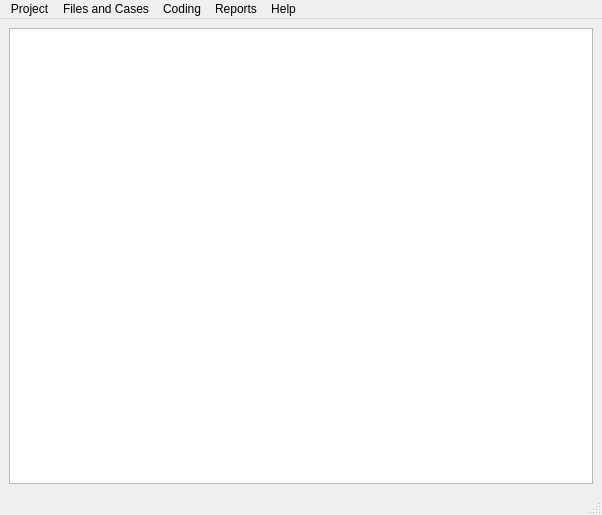
This is GUI_UIs/ui_main.ui in ccbogel/QualCoder as Qt 5 draws it before an edit. The edited form follows.
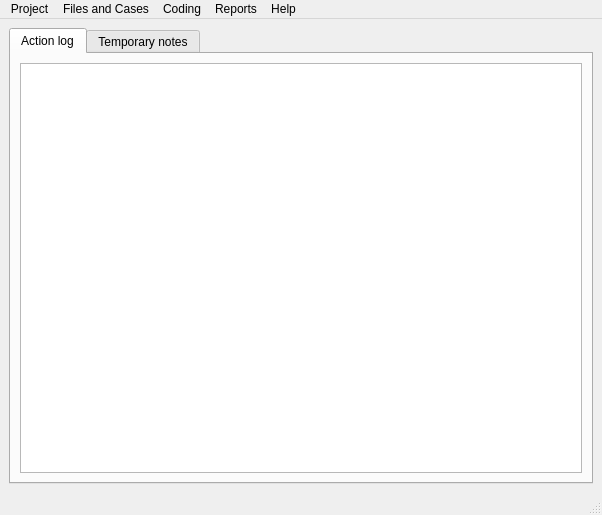
This is the edited form.

Commit message: add tabbed widget

```diff
--- a/GUI_UIs/ui_main.ui
+++ b/GUI_UIs/ui_main.ui
@@ -16,7 +16,31 @@
   <widget class="QWidget" name="centralwidget">
    <layout class="QGridLayout" name="gridLayout">
     <item row="0" column="0">
-     <widget class="QTextEdit" name="textEdit"/>
+     <widget class="QTabWidget" name="tabWidget">
+      <property name="currentIndex">
+       <number>0</number>
+      </property>
+      <widget class="QWidget" name="tab">
+       <attribute name="title">
+        <string>Action log</string>
+       </attribute>
+       <layout class="QGridLayout" name="gridLayout_2">
+        <item row="0" column="0">
+         <widget class="QTextEdit" name="textEdit"/>
+        </item>
+       </layout>
+      </widget>
+      <widget class="QWidget" name="tab_2">
+       <attribute name="title">
+        <string>Temporary notes</string>
+       </attribute>
+       <layout class="QGridLayout" name="gridLayout_3">
+        <item row="0" column="0">
+         <widget class="QTextEdit" name="textEdit_notes"/>
+        </item>
+       </layout>
+      </widget>
+     </widget>
     </item>
    </layout>
   </widget>
```
